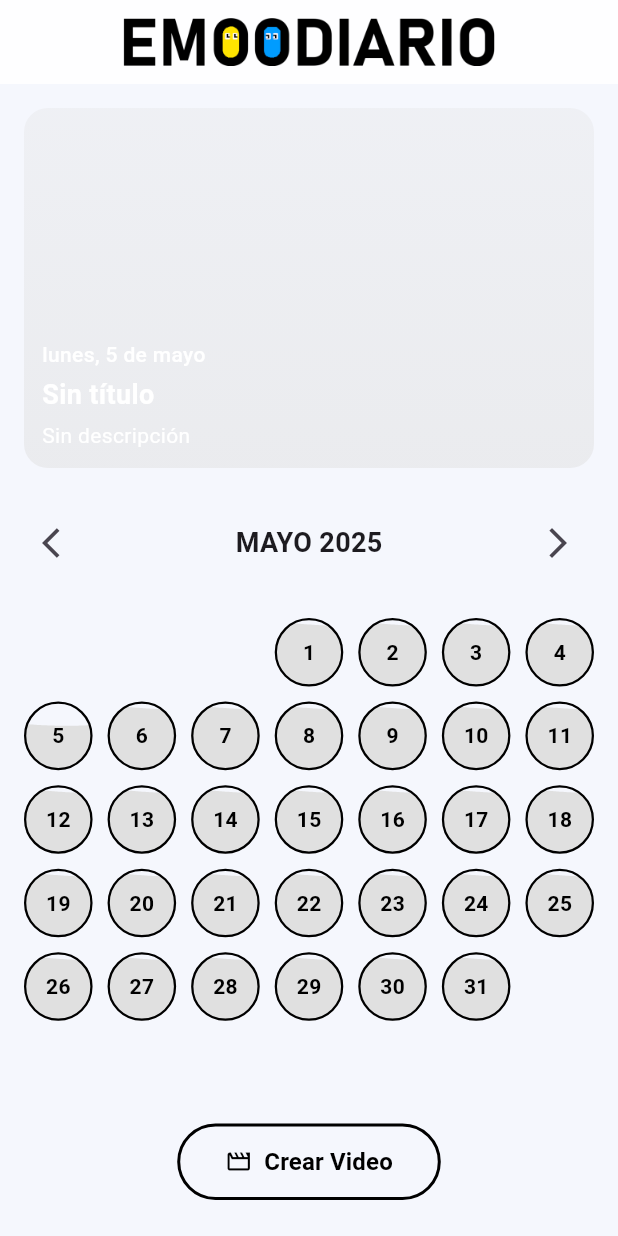
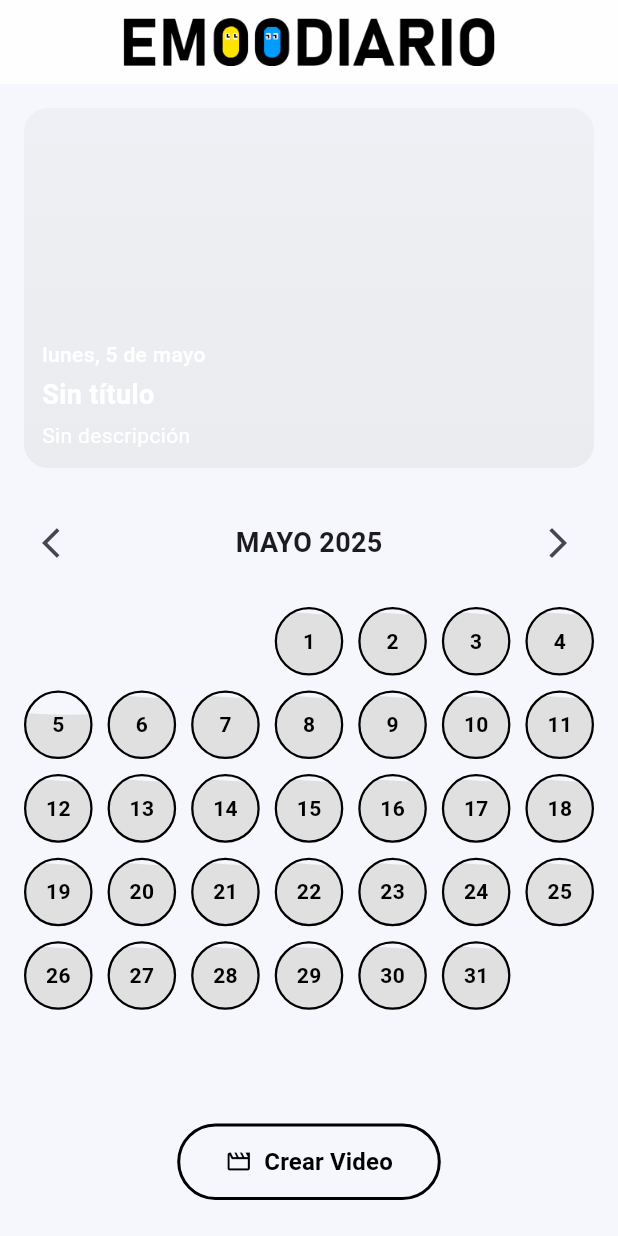
Before and after one commit to Mamarco13/eMOODiario, a Flutter app: the screen it shows after launch, on a phone screen of 412 x 824 dp. Run offline on Flutter 3.47's test engine with Material 3 defaults, Android fonts, the phone set to English and light mode, and no system bars; our stand-ins replace flutter_local_notifications, hive, hive_flutter, image_picker, permission_handler, share_plus and 1 more; missing offline and left inert: ffmpeg_kit_flutter, video_thumbnail; accounts and stored records are empty; Roboto replaces fonts that are missing (Helvetica).

Commit message:
Solucionado problema 6 semanas

```diff
--- a/lib/calendar_screen.dart
+++ b/lib/calendar_screen.dart
@@ -522,14 +522,19 @@ class _CalendarScreenState extends State<CalendarScreen> with SingleTickerProvid
                   ),
                   // Ahora el calendario
                   Expanded(
+                    child: Center(
+                      child: AspectRatio(
+                        aspectRatio: 7 / 5.5, // 7 columnas y 6 filas
                         child: Padding(
-                      padding: const EdgeInsets.all(16.0),
+                          padding: const EdgeInsets.symmetric(horizontal: 16.0),
                           child: GridView.count(
-                        physics: NeverScrollableScrollPhysics(), // 👈 Evita que puedas scrollear
+                            physics: NeverScrollableScrollPhysics(),
                             crossAxisCount: 7,
                             crossAxisSpacing: 10,
                             mainAxisSpacing: 10,
                             children: dayWidgets,
+                          ),
+                        ),
                       ),
                     ),
                   ),
```
Lines whose indentation alone changed are shown as unchanged.
